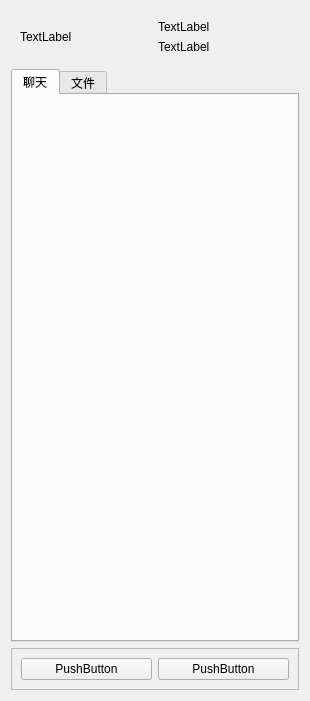
Old version of the form client/Desktop_Android/ElectromagneticDog/mainwidget.ui in the repository zhaomangang/ElectromagneticDog.
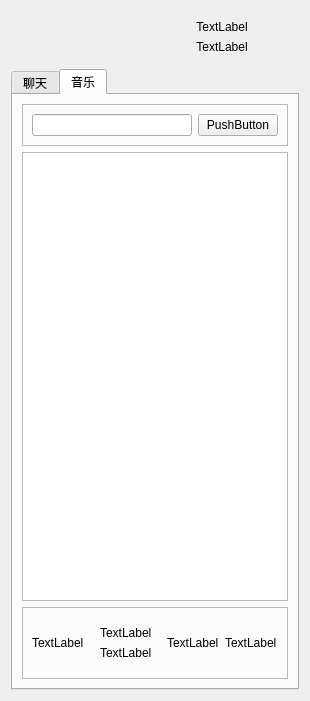
New version of the form. The open tabs and pages were chosen to show the change. Icons and pictures are not drawn.

Patch:
```diff
--- a/client/Desktop_Android/ElectromagneticDog/mainwidget.ui
+++ b/client/Desktop_Android/ElectromagneticDog/mainwidget.ui
@@ -19,8 +19,26 @@
      <layout class="QGridLayout" name="gridLayout">
       <item row="0" column="0" rowspan="2">
        <widget class="QLabel" name="label_icon">
+        <property name="sizePolicy">
+         <sizepolicy hsizetype="Minimum" vsizetype="Minimum">
+          <horstretch>0</horstretch>
+          <verstretch>0</verstretch>
+         </sizepolicy>
+        </property>
+        <property name="maximumSize">
+         <size>
+          <width>128</width>
+          <height>128</height>
+         </size>
+        </property>
         <property name="text">
-         <string>TextLabel</string>
+         <string/>
+        </property>
+        <property name="pixmap">
+         <pixmap resource="img.qrc">:/resource/ed.png</pixmap>
+        </property>
+        <property name="alignment">
+         <set>Qt::AlignCenter</set>
         </property>
        </widget>
       </item>
@@ -29,6 +47,9 @@
         <property name="text">
          <string>TextLabel</string>
         </property>
+        <property name="alignment">
+         <set>Qt::AlignCenter</set>
+        </property>
        </widget>
       </item>
       <item row="1" column="1">
@@ -36,6 +57,9 @@
         <property name="text">
          <string>TextLabel</string>
         </property>
+        <property name="alignment">
+         <set>Qt::AlignCenter</set>
+        </property>
        </widget>
       </item>
      </layout>
@@ -50,10 +74,36 @@
       <attribute name="title">
        <string>聊天</string>
       </attribute>
-     </widget>
-     <widget class="QWidget" name="tab_2">
-      <attribute name="title">
-       <string>文件</string>
+      <layout class="QVBoxLayout" name="verticalLayout_2">
+       <item>
+        <widget class="QToolBox" name="toolBox">
+         <property name="currentIndex">
+          <number>0</number>
+         </property>
+         <widget class="QWidget" name="page_friend">
+          <property name="geometry">
+           <rect>
+            <x>0</x>
+            <y>0</y>
+            <width>260</width>
+            <height>362</height>
+           </rect>
+          </property>
+          <attribute name="label">
+           <string>好友列表</string>
+          </attribute>
+         </widget>
+         <widget class="QWidget" name="page_group">
+          <property name="geometry">
+           <rect>
+            <x>0</x>
+            <y>0</y>
+            <width>260</width>
+            <height>362</height>
+           </rect>
+          </property>
+          <attribute name="label">
+           <string>群组列表</string>
       </attribute>
      </widget>
     </widget>
@@ -86,6 +136,97 @@
    </item>
   </layout>
  </widget>
- <resources/>
+     <widget class="QWidget" name="tab_music">
+      <attribute name="title">
+       <string>音乐</string>
+      </attribute>
+      <layout class="QVBoxLayout" name="verticalLayout_3">
+       <item>
+        <widget class="QFrame" name="frame_2">
+         <property name="frameShape">
+          <enum>QFrame::StyledPanel</enum>
+         </property>
+         <property name="frameShadow">
+          <enum>QFrame::Raised</enum>
+         </property>
+         <layout class="QHBoxLayout" name="horizontalLayout_3">
+          <item>
+           <widget class="QLineEdit" name="lineEdit"/>
+          </item>
+          <item>
+           <widget class="QPushButton" name="pushButton_3">
+            <property name="text">
+             <string>PushButton</string>
+            </property>
+           </widget>
+          </item>
+         </layout>
+        </widget>
+       </item>
+       <item>
+        <widget class="QTableView" name="tableView"/>
+       </item>
+       <item>
+        <widget class="QFrame" name="frame">
+         <property name="frameShape">
+          <enum>QFrame::StyledPanel</enum>
+         </property>
+         <property name="frameShadow">
+          <enum>QFrame::Raised</enum>
+         </property>
+         <layout class="QHBoxLayout" name="horizontalLayout_2">
+          <item>
+           <widget class="QLabel" name="label">
+            <property name="text">
+             <string>TextLabel</string>
+            </property>
+           </widget>
+          </item>
+          <item>
+           <widget class="QWidget" name="widget" native="true">
+            <layout class="QGridLayout" name="gridLayout_2">
+             <item row="0" column="1">
+              <widget class="QLabel" name="label_5">
+               <property name="text">
+                <string>TextLabel</string>
+               </property>
+              </widget>
+             </item>
+             <item row="1" column="1">
+              <widget class="QLabel" name="label_6">
+               <property name="text">
+                <string>TextLabel</string>
+               </property>
+              </widget>
+             </item>
+            </layout>
+           </widget>
+          </item>
+          <item>
+           <widget class="QLabel" name="label_2">
+            <property name="text">
+             <string>TextLabel</string>
+            </property>
+           </widget>
+          </item>
+          <item>
+           <widget class="QLabel" name="label_4">
+            <property name="text">
+             <string>TextLabel</string>
+            </property>
+           </widget>
+          </item>
+         </layout>
+        </widget>
+       </item>
+      </layout>
+     </widget>
+    </widget>
+   </item>
+  </layout>
+ </widget>
+ <resources>
+  <include location="img.qrc"/>
+ </resources>
  <connections/>
 </ui>
```
Left out of the diff: 2 changed lines with no effect on the pictures. Lines whose indentation alone changed are shown as unchanged.
